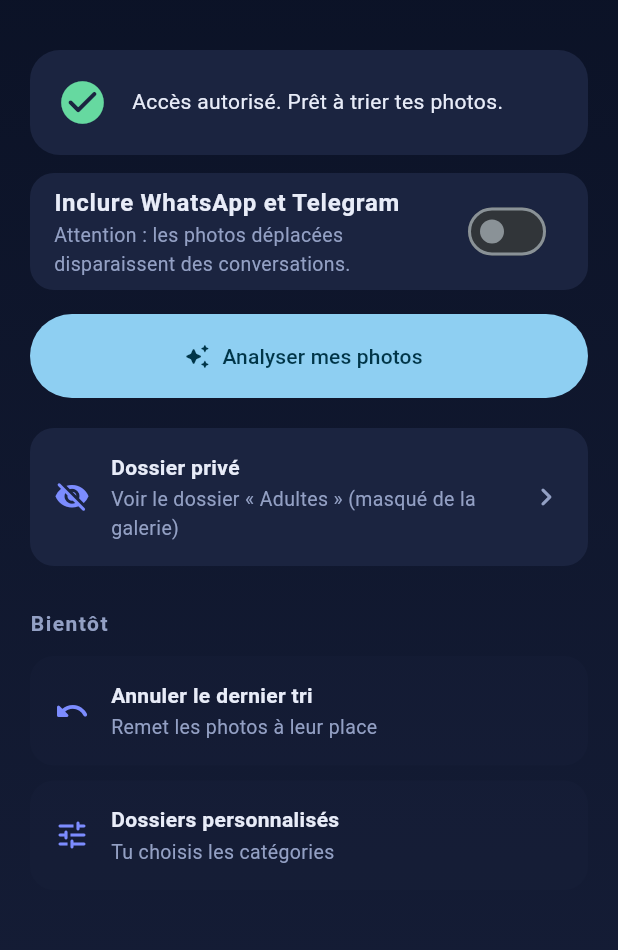
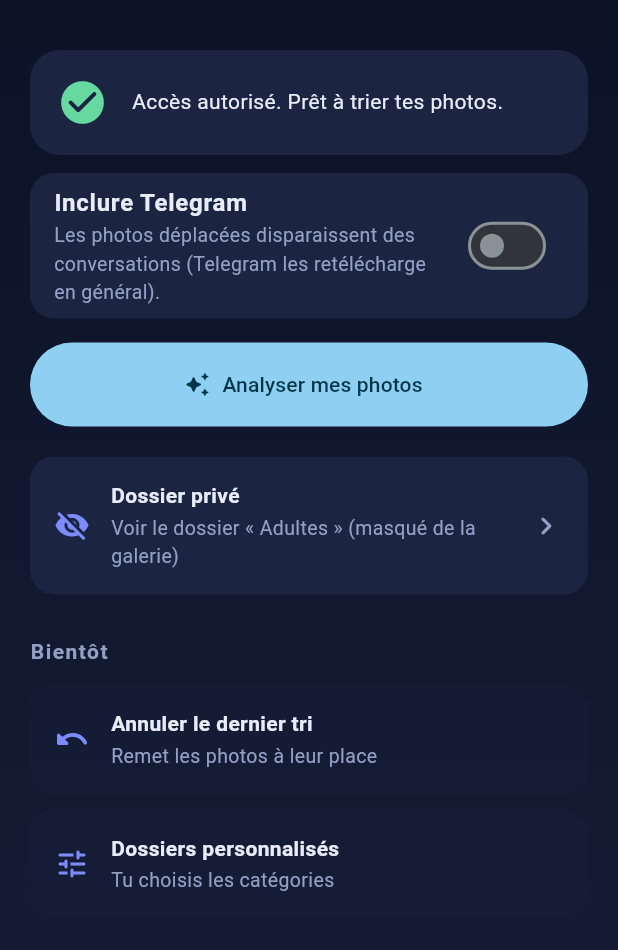
Before and after one commit to lunikjeu-commits/Tri-photo, a Flutter app: the screen it shows after launch, on a phone screen of 412 x 824 dp, the part 64-1014 px from its top. Run offline on Flutter 3.47's test engine with Material 3 defaults, Android fonts, the phone set to English and light mode, and no system bars; our stand-ins replace permission_handler; missing offline and left inert: google_mlkit_image_labeling, nsfw_detector_flutter.

Commit message:
Update ui_home.dart

```diff
--- a/lib/ui_home.dart
+++ b/lib/ui_home.dart
@@ -13,7 +13,7 @@ class HomeScreen extends StatefulWidget {
 
 class _HomeScreenState extends State<HomeScreen> with WidgetsBindingObserver {
   bool _granted = false;
-  bool _includeChats = false;
+  bool _includeChats = false; // = inclure Telegram
 
   @override
   void initState() {
@@ -131,11 +131,11 @@ class _HomeScreenState extends State<HomeScreen> with WidgetsBindingObserver {
       child: SwitchListTile(
         value: _includeChats,
         onChanged: (v) => setState(() => _includeChats = v),
-        title: const Text('Inclure WhatsApp et Telegram',
+        title: const Text('Inclure Telegram',
             style:
                 TextStyle(color: AppColors.text, fontWeight: FontWeight.w600)),
         subtitle: const Text(
-            'Attention : les photos déplacées disparaissent des conversations.',
+            'Les photos déplacées disparaissent des conversations (Telegram les retélécharge en général).',
             style: TextStyle(color: AppColors.textDim, fontSize: 13)),
       ),
     );
```
